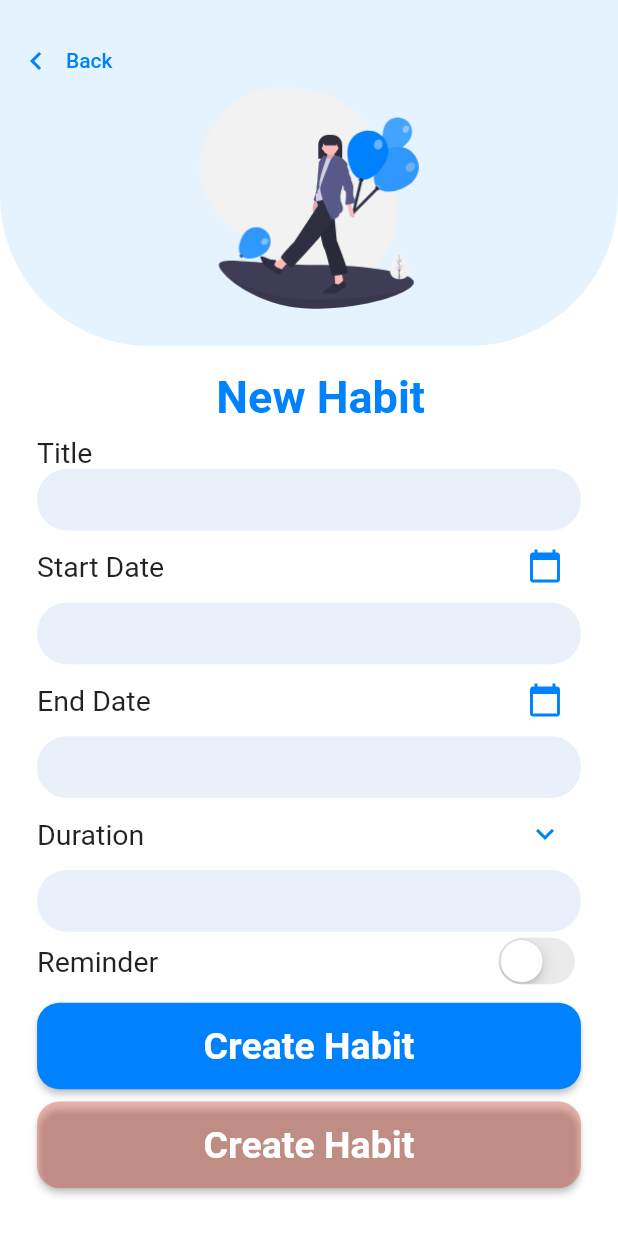
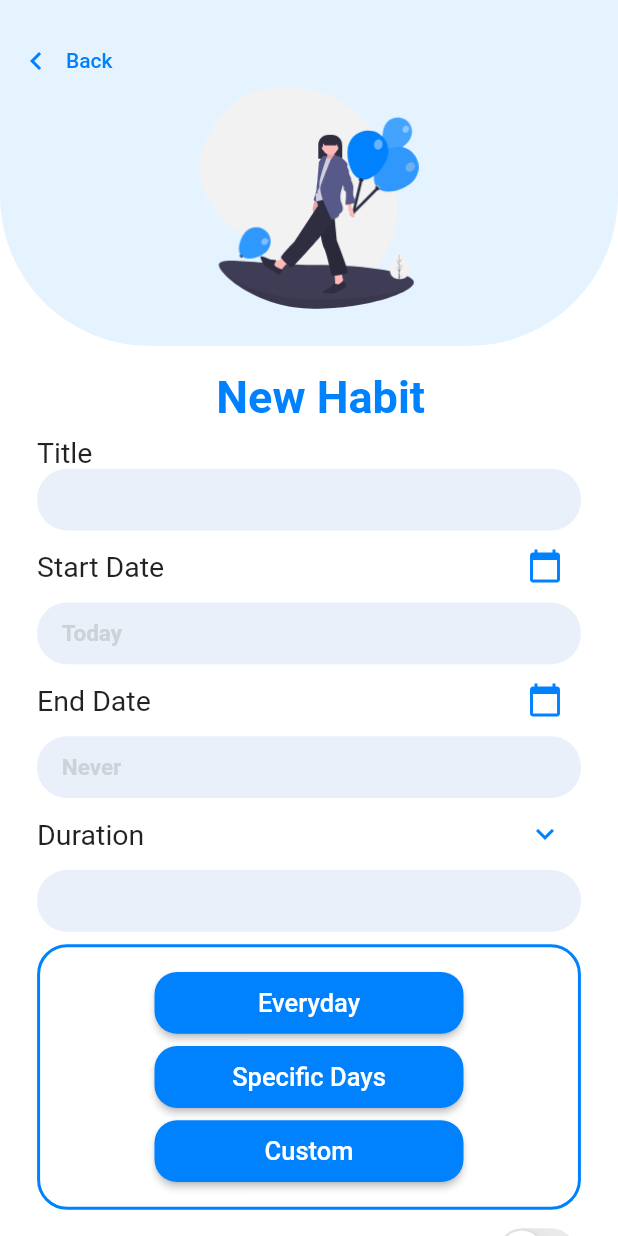
Before and after one commit to MehakSinghal/Organanza, a Flutter app: the AddHabitScreen screen opened directly, after a tap on the "keyboard arrow down" icon, on a phone screen of 412 x 824 dp. Run offline on Flutter 3.47's test engine with Material 2 defaults, Android fonts, the phone set to English and light mode, and no system bars.

Commit message:
duration part

```diff
--- a/lib/screens/add_habit_screen.dart
+++ b/lib/screens/add_habit_screen.dart
@@ -12,8 +12,7 @@ class _AddHabitScreenState extends State<AddHabitScreen> {
     var deviceSize = MediaQuery.of(context).size;
     return Scaffold(
       backgroundColor: Colors.white,
-      body: SingleChildScrollView(
-        child: Column(
+      body: Column(
           crossAxisAlignment: CrossAxisAlignment.start,
           children: [
             Stack(
@@ -68,13 +67,12 @@ class _AddHabitScreenState extends State<AddHabitScreen> {
                     fontSize: 30),
               ),
             ),
-            SizedBox(
+            /*SizedBox(
               height: deviceSize.height * 0.01,
-            ),
+            ),*/
             AddHabitItem(),
           ],
         ),
-      ),
     );
   }
 }
--- a/lib/widget/add_habit_item.dart
+++ b/lib/widget/add_habit_item.dart
@@ -1,5 +1,7 @@
+import 'package:Organanza/widget/duration_item.dart';
 import 'package:flutter/cupertino.dart';
 import 'package:flutter/material.dart';
+import 'package:intl/intl.dart';
 
 class AddHabitItem extends StatefulWidget {
   @override
@@ -9,14 +11,36 @@ class AddHabitItem extends StatefulWidget {
 class _AddHabitItemState extends State<AddHabitItem> {
   final _formKey = GlobalKey<FormState>();
   var _switchValue = false;
+  var _makeContainer = false;
+  var _makeReminderContainer = false;
+  List<String> initValues = ["Today", "Never", " "];
+
+  void toggleMakeContainer([String x]) {
+    setState(() {
+      _makeContainer = !_makeContainer;
+      if(x !=null){
+        initValues[2] = x;
+      }
+    });
+  }
+
+  void toggleMakeReminderContainer(var val) {
+    setState(() {
+      _makeReminderContainer = !_makeReminderContainer;
+      _switchValue = val;
+    });
+  }
 
   @override
   Widget build(BuildContext context) {
     var deviceSize = MediaQuery.of(context).size;
     return Form(
       key: _formKey,
-      child: Padding(
-        padding: EdgeInsets.symmetric(horizontal: deviceSize.width * 0.06),
+      child: Expanded(
+        child: SingleChildScrollView(
+          padding: EdgeInsets.symmetric(
+              horizontal: deviceSize.width * 0.06,
+              vertical: deviceSize.height * 0.01),
           child: Column(
             crossAxisAlignment: CrossAxisAlignment.start,
             children: [
@@ -29,11 +53,14 @@ class _AddHabitItemState extends State<AddHabitItem> {
                 width: deviceSize.width,
                 //margin: EdgeInsets.only(bottom: deviceSize.height*0.02),
                 padding:
-                  EdgeInsets.symmetric(horizontal: deviceSize.width * 0.02),
+                    EdgeInsets.symmetric(horizontal: deviceSize.width * 0.04),
                 decoration: BoxDecoration(
                     color: Color.fromRGBO(234, 240, 250, 0).withOpacity(1),
                     borderRadius: BorderRadius.all(Radius.circular(20))),
                 child: TextFormField(
+                  style: TextStyle(
+                      color: Color.fromRGBO(205, 210, 217, 1),
+                      fontWeight: FontWeight.bold),
                   textInputAction: TextInputAction.next,
                   decoration: InputDecoration(border: InputBorder.none),
                 ),
@@ -50,24 +77,40 @@ class _AddHabitItemState extends State<AddHabitItem> {
                       Icons.calendar_today,
                       color: Color.fromRGBO(0, 130, 255, 0).withOpacity(1),
                     ),
-                  onPressed: () {},
+                    onPressed: () {
+                      showDatePicker(
+                              context: context,
+                              initialDate: DateTime.now(),
+                              firstDate: DateTime.now(),
+                              lastDate: DateTime(2022))
+                          .then((value) {
+                        setState(() {
+                          initValues[0] =
+                              DateFormat.yMMMd().format(value).toString();
+                          print(value);
+                        });
+                      });
+                    },
                   ),
                 ],
               ),
               Container(
                   height: deviceSize.height * 0.05,
                   width: deviceSize.width,
+                  alignment: Alignment.centerLeft,
                   //margin: EdgeInsets.only(bottom: deviceSize.height*0.02),
                   padding:
-                  EdgeInsets.symmetric(horizontal: deviceSize.width * 0.02),
+                      EdgeInsets.symmetric(horizontal: deviceSize.width * 0.04),
                   decoration: BoxDecoration(
                       color: Color.fromRGBO(234, 240, 250, 0).withOpacity(1),
                       borderRadius: BorderRadius.all(Radius.circular(20))),
-              child: TextFormField(
-                textInputAction: TextInputAction.next,
-                decoration: InputDecoration(border: InputBorder.none),
-              ),
-            ),
+                  child: Text(
+                    initValues[0],
+                    style: TextStyle(
+                        color: Color.fromRGBO(205, 210, 217, 1),
+                        fontWeight: FontWeight.bold,
+                        fontSize: 15),
+                  )),
               Row(
                 children: [
                   Text(
@@ -80,24 +123,40 @@ class _AddHabitItemState extends State<AddHabitItem> {
                       Icons.calendar_today,
                       color: Color.fromRGBO(0, 130, 255, 0).withOpacity(1),
                     ),
-                  onPressed: () {},
+                    onPressed: () {
+                      showDatePicker(
+                              context: context,
+                              initialDate: DateTime.now(),
+                              firstDate: DateTime.now(),
+                              lastDate: DateTime(2022))
+                          .then((value) {
+                        setState(() {
+                          initValues[1] =
+                              DateFormat.yMMMd().format(value).toString();
+                          print(value);
+                        });
+                      });
+                    },
                   ),
                 ],
               ),
               Container(
                   height: deviceSize.height * 0.05,
                   width: deviceSize.width,
+                  alignment: Alignment.centerLeft,
                   //margin: EdgeInsets.only(bottom: deviceSize.height*0.02),
                   padding:
-                  EdgeInsets.symmetric(horizontal: deviceSize.width * 0.02),
+                      EdgeInsets.symmetric(horizontal: deviceSize.width * 0.04),
                   decoration: BoxDecoration(
                       color: Color.fromRGBO(234, 240, 250, 0).withOpacity(1),
                       borderRadius: BorderRadius.all(Radius.circular(20))),
-              child: TextFormField(
-                textInputAction: TextInputAction.next,
-                decoration: InputDecoration(border: InputBorder.none),
-              ),
-            ),
+                  child: Text(
+                    initValues[1],
+                    style: TextStyle(
+                        color: Color.fromRGBO(205, 210, 217, 1),
+                        fontWeight: FontWeight.bold,
+                        fontSize: 15),
+                  )),
               Row(
                 children: [
                   Text(
@@ -110,23 +169,48 @@ class _AddHabitItemState extends State<AddHabitItem> {
                         Icons.keyboard_arrow_down,
                         color: Color.fromRGBO(0, 130, 255, 0).withOpacity(1),
                       ),
-                  onPressed: () {},
-                ),
+                      onPressed: (){
+                        toggleMakeContainer();
+                      }),
                 ],
               ),
               Container(
                   height: deviceSize.height * 0.05,
                   width: deviceSize.width,
-              //margin: EdgeInsets.only(bottom: deviceSize.height*0.02),
+                  alignment: Alignment.centerLeft,
                   padding:
-                  EdgeInsets.symmetric(horizontal: deviceSize.width * 0.02),
+                      EdgeInsets.symmetric(horizontal: deviceSize.width * 0.04),
                   decoration: BoxDecoration(
                       color: Color.fromRGBO(234, 240, 250, 0).withOpacity(1),
                       borderRadius: BorderRadius.all(Radius.circular(20))),
-              child: TextFormField(
+                  child: Text(
+                    initValues[2],
+                    style: TextStyle(
+                        color: Color.fromRGBO(205, 210, 217, 1),
+                        fontWeight: FontWeight.bold),
+                  )
+
+                  /*TextFormField(
                   textInputAction: TextInputAction.next,
+                  style: TextStyle(
+                      color: Color.fromRGBO(205, 210, 217, 1),
+                      fontWeight: FontWeight.bold),
                   decoration: InputDecoration(border: InputBorder.none),
+                ),*/
                   ),
+              if (_makeContainer)
+                Container(
+                  //height: deviceSize.height * 0.2,
+                  width: deviceSize.width,
+                  margin:
+                      EdgeInsets.symmetric(vertical: deviceSize.height * 0.01),
+                  padding:
+                      EdgeInsets.symmetric(vertical: deviceSize.height * 0.02),
+                  decoration: BoxDecoration(
+                      border: Border.all(
+                          color: Color.fromRGBO(0, 130, 255, 1), width: 2),
+                      borderRadius: BorderRadius.all(Radius.circular(20))),
+                  child: DurationItem(toggleMakeContainer),
                 ),
               Row(
                 children: [
@@ -139,12 +223,21 @@ class _AddHabitItemState extends State<AddHabitItem> {
                     value: _switchValue,
                     activeColor: Color.fromRGBO(0, 130, 255, 0).withOpacity(1),
                     onChanged: (value) {
-                    setState(() {
-                      _switchValue = value;
-                    });
+                      toggleMakeReminderContainer(value);
                     },
                   ),
                 ],
+              ),
+              if (_makeReminderContainer)
+                Container(
+                  height: deviceSize.height * 0.2,
+                  width: deviceSize.width,
+                  margin:
+                      EdgeInsets.symmetric(vertical: deviceSize.height * 0.01),
+                  decoration: BoxDecoration(
+                      border: Border.all(
+                          color: Color.fromRGBO(0, 130, 255, 1), width: 2),
+                      borderRadius: BorderRadius.all(Radius.circular(20))),
                 ),
               Container(
                 height: deviceSize.height * 0.07,
@@ -152,7 +245,8 @@ class _AddHabitItemState extends State<AddHabitItem> {
                 margin: EdgeInsets.only(top: deviceSize.height * 0.01),
                 //decoration: BoxDecoration(borderRadius: BorderRadius.all(Radius.circular(20))),
                 child: RaisedButton(
-                shape: RoundedRectangleBorder(borderRadius: BorderRadius.all(Radius.circular(15))),
+                  shape: RoundedRectangleBorder(
+                      borderRadius: BorderRadius.all(Radius.circular(15))),
                   color: Color.fromRGBO(0, 130, 255, 0).withOpacity(1),
                   child: Text(
                     "Create Habit",
@@ -170,7 +264,8 @@ class _AddHabitItemState extends State<AddHabitItem> {
                 margin: EdgeInsets.only(top: deviceSize.height * 0.01),
                 //decoration: BoxDecoration(borderRadius: BorderRadius.all(Radius.circular(20))),
                 child: RaisedButton(
-                shape: RoundedRectangleBorder(borderRadius: BorderRadius.all(Radius.circular(15))),
+                  shape: RoundedRectangleBorder(
+                      borderRadius: BorderRadius.all(Radius.circular(15))),
                   color: Color.fromRGBO(203, 58, 33, 0.35),
                   child: Text(
                     "Create Habit",
@@ -185,6 +280,7 @@ class _AddHabitItemState extends State<AddHabitItem> {
             ],
           ),
         ),
+      ),
     );
   }
 }
--- /dev/null
+++ b/lib/widget/duration_item.dart
@@ -0,0 +1,97 @@
+import 'package:flutter/material.dart';
+
+class DurationItem extends StatefulWidget {
+  Function toggle;
+
+  DurationItem(this.toggle);
+
+  @override
+  _DurationItemState createState() => _DurationItemState();
+}
+
+class _DurationItemState extends State<DurationItem> {
+  bool _isSpecific = false;
+  bool _isCustom = false;
+  @override
+  Widget build(BuildContext context) {
+    var deviceSize = MediaQuery.of(context).size;
+    return Column(
+      children: [
+        Container(
+          width: deviceSize.width * 0.5,
+          height: deviceSize.height * 0.05,
+          margin: EdgeInsets.only(bottom: deviceSize.height * 0.01),
+          child: RaisedButton(
+            child: Text(
+              "Everyday",
+              style: TextStyle(color: Colors.white, fontSize: 17),
+            ),
+            color: Color.fromRGBO(0, 130, 255, 1),
+            shape: RoundedRectangleBorder(
+                borderRadius: BorderRadius.all(Radius.circular(15))),
+            onPressed: () {
+              widget.toggle("Everyday");
+            },
+          ),
+        ),
+        Container(
+          width: deviceSize.width * 0.5,
+          height: deviceSize.height * 0.05,
+          margin: EdgeInsets.only(bottom: deviceSize.height * 0.01),
+          child: RaisedButton(
+            child: Text(
+              "Specific Days",
+              style: TextStyle(color: Colors.white, fontSize: 17),
+            ),
+            color: Color.fromRGBO(0, 130, 255, 1),
+            shape: RoundedRectangleBorder(
+                borderRadius: BorderRadius.all(Radius.circular(15))),
+            onPressed: () {
+              setState(() {
+                _isSpecific = !_isSpecific;
+              });
+            },
+          ),
+        ),
+        Container(
+          width: deviceSize.width * 0.5,
+          height: deviceSize.height * 0.05,
+          child: RaisedButton(
+            child: Text(
+              "Custom",
+              style: TextStyle(color: Colors.white, fontSize: 17),
+            ),
+            color: Color.fromRGBO(0, 130, 255, 1),
+            shape: RoundedRectangleBorder(
+                borderRadius: BorderRadius.all(Radius.circular(15))),
+            onPressed: () {
+              setState(() {
+                _isCustom = !_isCustom;
+              });
+            },
+          ),
+        ),
+        if (_isSpecific || _isCustom)
+          Container(
+            height: deviceSize.height*0.05,
+            margin: EdgeInsets.only(top: deviceSize.height * 0.01),
+            decoration: BoxDecoration(
+                border:
+                    Border.all(color: Color.fromRGBO(203, 58, 33, 1), width: 2),
+                borderRadius: BorderRadius.all(Radius.circular(15))),
+            child: RaisedButton(
+              color: Colors.white,
+              elevation: 0,
+              shape: RoundedRectangleBorder(
+                  borderRadius: BorderRadius.all(Radius.circular(15))),
+              child: Text(
+                "  Done!  ",
+                style: TextStyle(color: Color.fromRGBO(203, 58, 33, 1),fontSize: 18),
+              ),
+              onPressed: () {},
+            ),
+          )
+      ],
+    );
+  }
+}
--- a/pubspec.yaml
+++ b/pubspec.yaml
@@ -28,7 +28,7 @@ dependencies:
   # The following adds the Cupertino Icons font to your application.
   # Use with the CupertinoIcons class for iOS style icons.
   cupertino_icons: ^0.1.3
-
+  intl: ^0.16.1
 dev_dependencies:
   flutter_test:
     sdk: flutter
```
Also changed, not shown: lib/main.dart (+5 -5 lines), pubspec.lock. Lines whose indentation alone changed are shown as unchanged.
